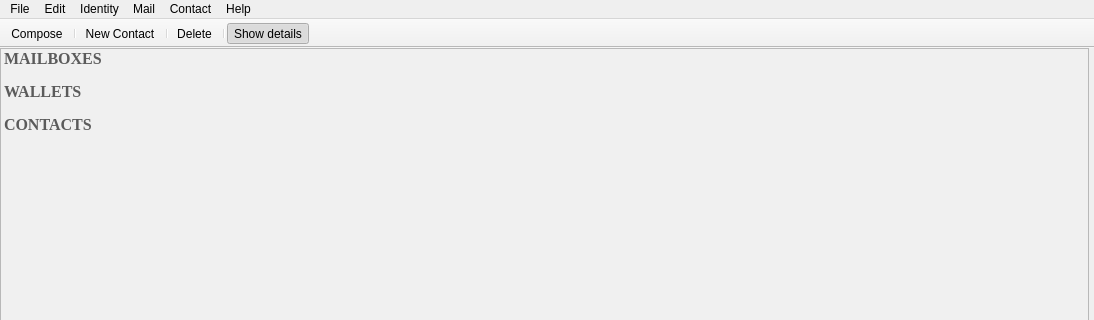
Before: the Qt Designer form KeyhoteeMainWindow.ui in InvictusInnovations/keyhotee, drawn with Qt 5; both pictures show x 0 to 1094 and y 0 to 320 of the 1094 by 736 pixel window.
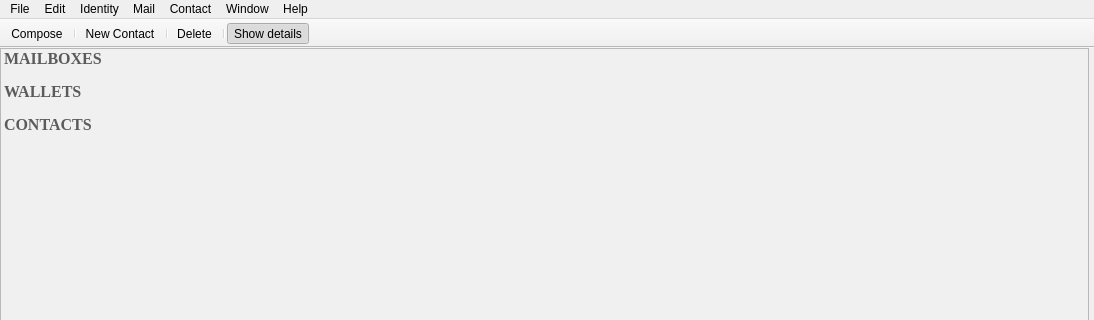
After: the same form once the commit is applied. Icons and pictures are not drawn. Custom widgets are drawn as their Qt base class.

Commit message: [GS] Added option to toggle between editor windows by "Window" menu and shortcut Ctrl+Tab (Ctrl+Shift+Tab) Closing the main window by 'X' checks to see if the mail editor window, save

What changed in the file:
```diff
--- a/KeyhoteeMainWindow.ui
+++ b/KeyhoteeMainWindow.ui
@@ -374,11 +374,17 @@
     <addaction name="separator"/>
     <addaction name="actionEnable_Mining"/>
    </widget>
+   <widget class="QMenu" name="menuWindow">
+    <property name="title">
+     <string>Window</string>
+    </property>
+   </widget>
    <addaction name="menuFile"/>
    <addaction name="menuEdit"/>
    <addaction name="menuIdentity"/>
    <addaction name="menuMail"/>
    <addaction name="menuContact"/>
+   <addaction name="menuWindow"/>
    <addaction name="menuHelp"/>
   </widget>
   <widget class="QStatusBar" name="statusbar"/>
```
Left out of the diff: 33 changed lines with no effect on the pictures. The commit also changes 10 other files.
